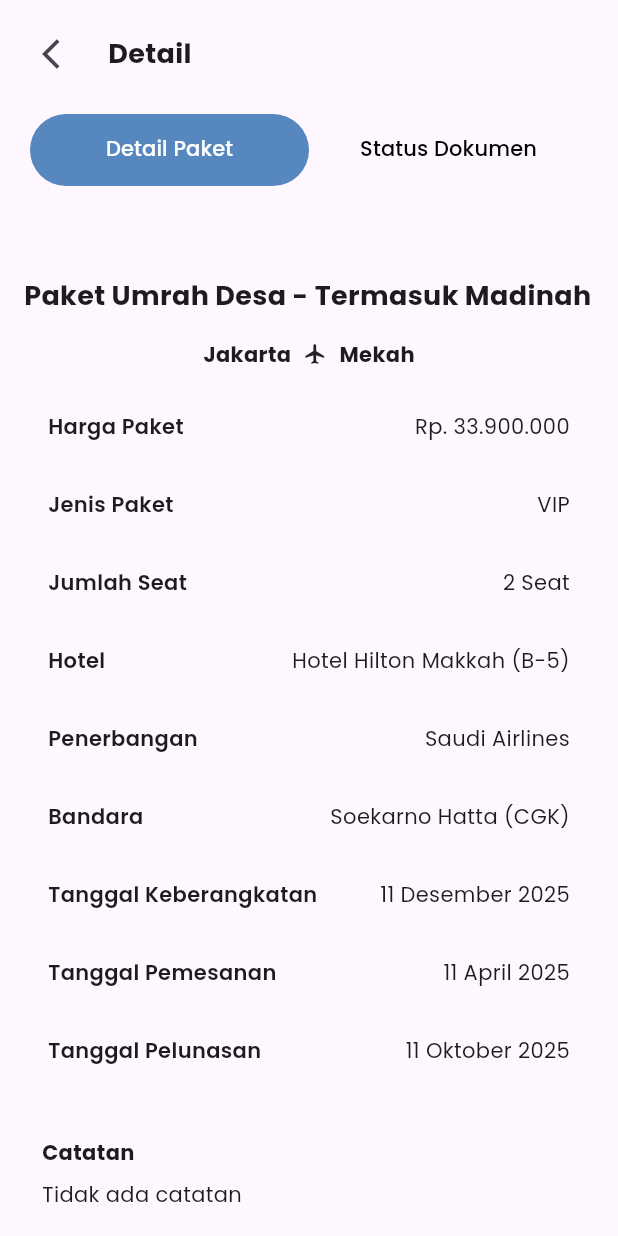
After one commit to Mercuriallz/umroh_mobile_v2, a Flutter app: the ResultTransactionPage screen opened directly, on a phone screen of 412 x 824 dp. The commit adds this screen. Run offline on Flutter 3.47's test engine with Material 3 defaults, Android fonts, the phone set to English and light mode, and no system bars; our stand-ins replace carousel_slider, file_picker, flutter_bloc, flutter_dotenv, flutter_easyloading, get and 2 more.

Commit message:
detail transaksi done, waiting for API for all pemesanan

```diff
--- a/lib/constant/color_constant.dart
+++ b/lib/constant/color_constant.dart
@@ -17,7 +17,7 @@ class ColorConstant {
   static const Color primary99 = Color(0xffEAF0FE);
   static const Color onSurface = Color(0xff2D2F33);
   static const Color greenColor = Color(0xff00DD3B);
-  static const Color primaryBlue = Color(0xFF73B4FF);
+  static const Color primaryBlue = Color(0xFF5687BF);
 
   static const Color secondary30Color = Color(0xff6794CD);
   static const Color secondary90 = Color(0xffD7E8FF);
--- a/lib/presentation/detail/detail_page.dart
+++ b/lib/presentation/detail/detail_page.dart
@@ -1,7 +1,7 @@
 import 'package:flutter/material.dart';
 import 'package:get/get.dart';
 import 'package:mobile_umroh_v2/constant/rupiah.dart';
-import 'package:mobile_umroh_v2/presentation/detail/order_page.dart';
+import 'package:mobile_umroh_v2/presentation/detail/order/order_page.dart';
 
 class DetailPage extends StatefulWidget {
   final Map<String, dynamic> package;
@@ -57,7 +57,7 @@ class _DetailPageState extends State<DetailPage> {
             onTap: () {
               Navigator.pop(context);
             },
-            child: const Icon(Icons.arrow_back_ios_new,
+            child: const Icon(Icons.arrow_back_ios,
                 size: 20, color: Colors.black87),
           ),
           const SizedBox(width: 8),
--- /dev/null
+++ b/lib/presentation/detail/transaction/result_transaction_page.dart
@@ -0,0 +1,267 @@
+import 'package:flutter/material.dart';
+import 'package:mobile_umroh_v2/constant/color_constant.dart';
+
+class ResultTransactionPage extends StatefulWidget {
+  const ResultTransactionPage({super.key});
+
+  @override
+  State<ResultTransactionPage> createState() => _ResultTransactionPageState();
+}
+
+class _ResultTransactionPageState extends State<ResultTransactionPage> {
+  @override
+  Widget build(BuildContext context) {
+    return DefaultTabController(
+      length: 2,
+      child: Scaffold(
+        body: SafeArea(
+          child: Column(
+            children: [
+              Padding(
+                padding: const EdgeInsets.symmetric(horizontal: 16, vertical: 12),
+                child: Row(
+                  children: [
+                    IconButton(
+                      icon: const Icon(Icons.arrow_back_ios),
+                      onPressed: () => Navigator.pop(context),
+                    ),
+                    const SizedBox(width: 8),
+                    const Text(
+                      "Detail",
+                      style: TextStyle(fontSize: 18, fontWeight: FontWeight.bold),
+                    ),
+                  ],
+                ),
+              ),
+              Container(
+                margin: const EdgeInsets.symmetric(horizontal: 16),
+                padding: const EdgeInsets.all(4),
+                decoration: BoxDecoration(
+                  color: Colors.transparent,
+                  borderRadius: BorderRadius.circular(30),
+                ),
+                child: TabBar(
+                  dividerColor: Colors.transparent,
+                  indicator: BoxDecoration(
+                    borderRadius: BorderRadius.circular(30),
+                    color: ColorConstant.primaryBlue,
+                  ),
+                  indicatorColor: Colors.transparent,
+                  labelColor: Colors.white,
+                  unselectedLabelColor: Colors.black,
+                  indicatorSize: TabBarIndicatorSize.tab,
+                  tabs: const [
+                    Tab(text: "Detail Paket"),
+                    Tab(text: "Status Dokumen"),
+                  ],
+                ),
+              ),
+              Expanded(
+                child: TabBarView(
+                  children: [
+                    _buildDetailPaket(context),
+                    _buildStatusDokumenTab(),
+                  ],
+                ),
+              ),
+            ],
+          ),
+        ),
+      ),
+    );
+  }
+
+  Widget _buildDetailPaket(BuildContext context) {
+    return SingleChildScrollView(
+      padding: const EdgeInsets.all(16),
+      child: Column(
+        crossAxisAlignment: CrossAxisAlignment.start,
+        children: [
+          const SizedBox(height: 40),
+          const Text("Paket Umrah Desa - Termasuk Madinah",
+              style: TextStyle(fontWeight: FontWeight.bold, fontSize: 18)),
+          const SizedBox(height: 16),
+          Center(
+            child: Row(
+              mainAxisAlignment: MainAxisAlignment.center,
+              children: const [
+                Text("Jakarta", style: TextStyle(fontWeight: FontWeight.bold)),
+                SizedBox(width: 8),
+                Icon(Icons.flight, size: 16),
+                SizedBox(width: 8),
+                Text("Mekah", style: TextStyle(fontWeight: FontWeight.bold)),
+              ],
+            ),
+          ),
+          const SizedBox(height: 16),
+          _buildInfoItem("Harga Paket", "Rp. 33.900.000"),
+          _buildInfoItem("Jenis Paket", "VIP"),
+          _buildInfoItem("Jumlah Seat", "2 Seat"),
+          _buildInfoItem("Hotel", "Hotel Hilton Makkah (B-5)"),
+          _buildInfoItem("Penerbangan", "Saudi Airlines"),
+          _buildInfoItem("Bandara", "Soekarno Hatta (CGK)"),
+          _buildInfoItem("Tanggal Keberangkatan", "11 Desember 2025"),
+          _buildInfoItem("Tanggal Pemesanan", "11 April 2025"),
+          _buildInfoItem("Tanggal Pelunasan", "11 Oktober 2025"),
+          const SizedBox(height: 16),
+          _buildSectionCard("Catatan", "Tidak ada catatan"),
+          const SizedBox(height: 16),
+          _buildExpandableTileList(),
+        ],
+      ),
+    );
+  }
+
+  Widget _buildInfoItem(String title, String value) {
+    return Container(
+      margin: const EdgeInsets.only(bottom: 8),
+      padding: const EdgeInsets.symmetric(horizontal: 16, vertical: 12),
+      decoration: BoxDecoration(
+        color: Colors.transparent,
+        borderRadius: BorderRadius.circular(12),
+      ),
+      child: Row(
+        mainAxisAlignment: MainAxisAlignment.spaceBetween,
+        children: [
+          Text(
+            title,
+            style: const TextStyle(fontWeight: FontWeight.w600),
+          ),
+          const SizedBox(width: 16),
+          Flexible(
+            child: Text(
+              value,
+              textAlign: TextAlign.right,
+              overflow: TextOverflow.ellipsis,
+              maxLines: 1,
+              style: const TextStyle(fontWeight: FontWeight.w400),
+            ),
+          ),
+        ],
+      ),
+    );
+  }
+
+  Widget _buildSectionCard(String title, String value) {
+    return Container(
+      width: double.infinity,
+      padding: const EdgeInsets.all(12),
+      decoration: BoxDecoration(
+        color: Colors.transparent,
+        borderRadius: BorderRadius.circular(12),
+      ),
+      child: Column(
+        crossAxisAlignment: CrossAxisAlignment.start,
+        children: [
+          Text(title, style: const TextStyle(fontWeight: FontWeight.bold)),
+          const SizedBox(height: 8),
+          Text(value),
+        ],
+      ),
+    );
+  }
+
+  Widget _buildExpandableTileList() {
+    final items = {
+      "Itinerary":
+          "Lorem ipsum dolor sit amet, consectetur adipiscing elit...",
+      "Fasilitas":
+          "Lorem ipsum dolor sit amet, consectetur adipiscing elit...",
+      "Persyaratan Peserta":
+          "Lorem ipsum dolor sit amet, consectetur adipiscing elit...",
+      "Syarat dan Ketentuan":
+          "Lorem ipsum dolor sit amet, consectetur adipiscing elit...",
+    };
+
+    return Column(
+      children: items.entries.map((entry) {
+        return ExpansionTile(
+          shape: Border.all(color: Colors.transparent),
+          title: Text(entry.key,
+              style: const TextStyle(fontWeight: FontWeight.w500)),
+          children: [
+            Padding(
+              padding: const EdgeInsets.symmetric(horizontal: 16, vertical: 8),
+              child: Text(entry.value),
+            ),
+          ],
+        );
+      }).toList(),
+    );
+  }
+
+ Widget _buildStatusDokumenTab() {
+  final List<Map<String, dynamic>> users = [
+    {
+      "name": "Anthony Simmons",
+      "role": "Pemesan",
+      "remainingDocs": 6,
+    },
+    {
+      "name": "Mozea Moo",
+      "role": null,
+      "remainingDocs": 0,
+    },
+  ];
+
+  return ListView.separated(
+    padding: const EdgeInsets.all(16),
+    itemCount: users.length,
+    separatorBuilder: (_, __) => const SizedBox(height: 12),
+    itemBuilder: (context, index) {
+      final user = users[index];
+      final bool isComplete = user['remainingDocs'] == 0;
+
+      return Card(
+        shape: RoundedRectangleBorder(borderRadius: BorderRadius.circular(12)),
+        elevation: 0.5,
+        color: Colors.white,
+        child: Padding(
+          padding: const EdgeInsets.all(16),
+          child: Column(
+            crossAxisAlignment: CrossAxisAlignment.start,
+            children: [
+              Row(
+                mainAxisAlignment: MainAxisAlignment.spaceBetween,
+                children: [
+                  Text(
+                    user['name'],
+                    style: const TextStyle(
+                      fontWeight: FontWeight.bold,
+                      fontSize: 16,
+                    ),
+                  ),
+                  if (user['role'] != null)
+                    Text(
+                      user['role'],
+                      style: const TextStyle(
+                        color: Colors.blueAccent,
+                        fontSize: 14,
+                      ),
+                    ),
+                ],
+              ),
+              const SizedBox(height: 8),
+              Row(
+                children: [
+                  const Text("Kelengkapan Dokumen : "),
+                  Text(
+                    isComplete
+                        ? "Dokumen lengkap!"
+                        : "${user['remainingDocs']} Dokumen tersisa",
+                    style: TextStyle(
+                      fontWeight: FontWeight.bold,
+                      color: isComplete ? Colors.green : Colors.orange,
+                    ),
+                  ),
+                ],
+              ),
+            ],
+          ),
+        ),
+      );
+    },
+  );
+}
+
+}
```
Also changed, not shown: lib/constant/loading.dart (+28 -15 lines), lib/presentation/detail/order/data_order_page.dart (renamed from lib/presentation/detail/data_order_page.dart, +12 -3 lines), lib/presentation/detail/order/detail_order_page.dart (renamed from lib/constant/success.dart, +14 -7 lines), lib/presentation/detail/order/order_page.dart (renamed from lib/presentation/detail/order_page.dart, +15 -3 lines), lib/presentation/search/search_page.dart (+14 -14 lines), lib/presentation/detail/order/add_jemaah_page.dart (renamed from lib/presentation/detail/add_jemaah_page.dart).
